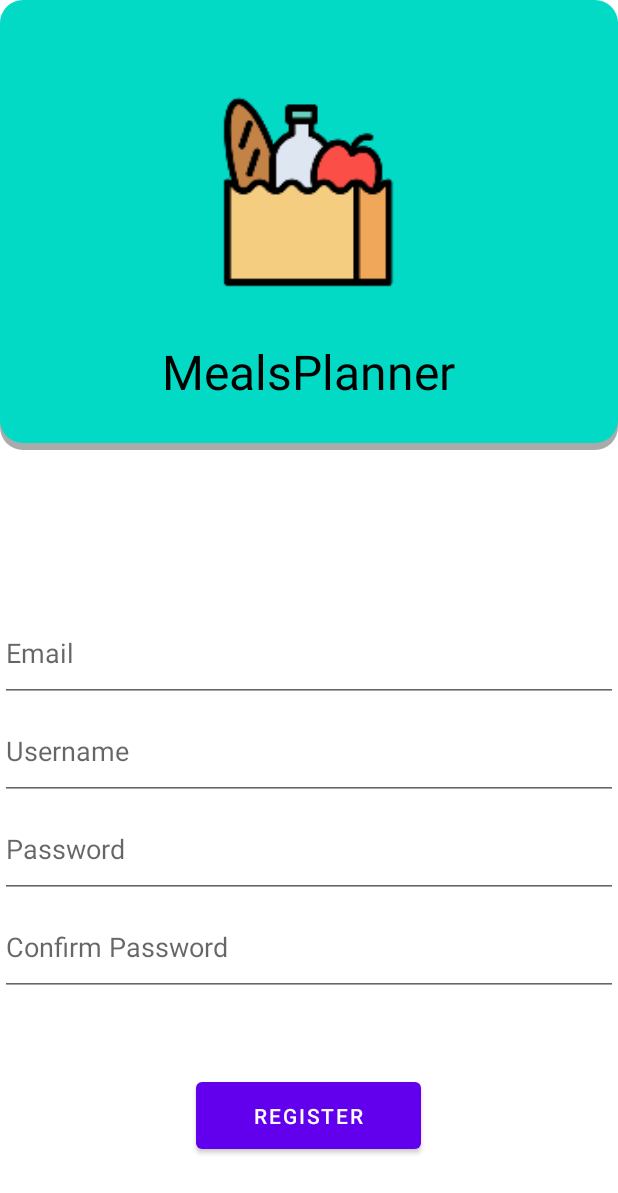
After one commit to miquel-vv/grocery_app, an Android app: the RegisterFragment screen opened through its navigation route, on a phone screen of 412 x 824 dp. The commit adds this screen. Shown: the top 1193 px of the screen. Run offline under Robolectric (Android 15) with nearby library versions, the phone set to English and light mode, and no system bars; Roboto replaces fonts that are not available here.

Commit message:
Add register screen to app.

```diff
--- a/app/src/main/java/com/example/mealplanner/ui/landing/LandingFragment.kt
+++ b/app/src/main/java/com/example/mealplanner/ui/landing/LandingFragment.kt
@@ -21,6 +21,10 @@ class LandingFragment : Fragment() {
         binding.loginButton.setOnClickListener {view: View ->
             view.findNavController().navigate(R.id.action_landingFragment_to_loginFragment)
         }
+
+        binding.registerButton.setOnClickListener {view: View ->
+            view.findNavController().navigate(R.id.action_landingFragment_to_registerFragment)
+        }
         return binding.root;
     }
 }
--- /dev/null
+++ b/app/src/main/java/com/example/mealplanner/ui/landing/RegisterFragment.kt
@@ -0,0 +1,22 @@
+package com.example.mealplanner.ui.landing
+
+import android.os.Bundle
+import androidx.fragment.app.Fragment
+import android.view.LayoutInflater
+import android.view.View
+import android.view.ViewGroup
+import com.example.mealplanner.R
+import com.example.mealplanner.databinding.FragmentRegisterBinding
+
+class RegisterFragment : Fragment() {
+
+    override fun onCreateView(
+        inflater: LayoutInflater, container: ViewGroup?,
+        savedInstanceState: Bundle?
+    ): View? {
+        val binding : FragmentRegisterBinding = FragmentRegisterBinding.inflate(inflater, container, false)
+
+        return binding.root
+    }
+
+}
--- a/app/src/main/res/layout/fragment_landing.xml
+++ b/app/src/main/res/layout/fragment_landing.xml
@@ -42,7 +42,7 @@
                 android:text="@string/login" />
 
             <Button
-                android:id="@+id/button2"
+                android:id="@+id/register_button"
                 android:layout_width="150dp"
                 android:layout_height="wrap_content"
                 android:text="@string/register" />
--- /dev/null
+++ b/app/src/main/res/layout/fragment_register.xml
@@ -0,0 +1,105 @@
+<?xml version="1.0" encoding="utf-8"?>
+<FrameLayout xmlns:android="http://schemas.android.com/apk/res/android"
+    xmlns:tools="http://schemas.android.com/tools"
+    android:layout_width="match_parent"
+    android:layout_height="match_parent"
+    tools:context=".ui.landing.RegisterFragment">
+
+    <LinearLayout
+        android:layout_width="match_parent"
+        android:layout_height="match_parent"
+        android:gravity="center_horizontal"
+        android:orientation="vertical">
+
+        <LinearLayout
+            android:layout_width="match_parent"
+            android:layout_height="300dp"
+            android:background="@drawable/sliding_background"
+            android:gravity="center_horizontal|center_vertical"
+            android:orientation="vertical">
+
+            <ImageView
+                android:id="@+id/imageView2"
+                android:layout_width="194dp"
+                android:layout_height="195dp"
+                android:contentDescription="TODO"
+                android:src="@mipmap/food_icon_foreground" />
+
+            <TextView
+                android:id="@+id/textView"
+                style="@style/title"
+                android:layout_width="wrap_content"
+                android:layout_height="wrap_content"
+                android:text="@string/app_name" />
+        </LinearLayout>
+
+        <View
+            android:layout_width="0dp"
+            android:layout_height="0dp"
+            android:layout_weight="12"
+            android:visibility="invisible" />
+
+        <EditText
+            android:id="@+id/email"
+            android:layout_width="match_parent"
+            android:layout_height="wrap_content"
+            android:autofillHints="@string/prompt_email"
+            android:hint="@string/prompt_email"
+            android:inputType="textEmailAddress"
+            android:minHeight="48dp"
+            android:layout_weight="2"
+            android:selectAllOnFocus="true" />
+
+        <EditText
+            android:id="@+id/username"
+            android:layout_width="match_parent"
+            android:layout_height="wrap_content"
+            android:autofillHints="@string/prompt_username"
+            android:hint="@string/prompt_username"
+            android:inputType="text"
+            android:minHeight="48dp"
+            android:layout_weight="2"
+            android:selectAllOnFocus="true" />
+
+        <EditText
+            android:id="@+id/password"
+            android:layout_width="match_parent"
+            android:layout_height="wrap_content"
+            android:autofillHints="@string/prompt_password"
+            android:hint="@string/prompt_password"
+            android:imeActionLabel="@string/action_sign_in_short"
+            android:imeOptions="actionDone"
+            android:inputType="textPassword"
+            android:minHeight="48dp"
+            android:layout_weight="2"
+            android:selectAllOnFocus="true" />
+
+        <EditText
+            android:id="@+id/confirm_password"
+            android:layout_width="match_parent"
+            android:layout_height="wrap_content"
+            android:autofillHints="@string/prompt_confirm_password"
+            android:hint="@string/prompt_confirm_password"
+            android:imeActionLabel="@string/action_sign_in_short"
+            android:imeOptions="actionDone"
+            android:inputType="textPassword"
+            android:minHeight="48dp"
+            android:layout_weight="2"
+            android:selectAllOnFocus="true" />
+
+        <Button
+            android:id="@+id/register"
+            android:layout_width="150dp"
+            android:layout_height="wrap_content"
+            android:layout_marginTop="51dp"
+            android:layout_weight="1"
+            android:text="@string/register" />
+
+        <View
+            android:layout_width="0dp"
+            android:layout_height="0dp"
+            android:layout_weight="6"
+            android:visibility="invisible" />
+    </LinearLayout>
+
+</FrameLayout>
--- a/app/src/main/res/navigation/navigation_login.xml
+++ b/app/src/main/res/navigation/navigation_login.xml
@@ -13,10 +13,18 @@
         <action
             android:id="@+id/action_landingFragment_to_loginFragment"
             app:destination="@id/loginFragment" />
+        <action
+            android:id="@+id/action_landingFragment_to_registerFragment"
+            app:destination="@id/registerFragment" />
     </fragment>
     <fragment
         android:id="@+id/loginFragment"
         android:name="com.example.mealplanner.ui.landing.LoginFragment"
         android:label="fragment_login"
         tools:layout="@layout/fragment_login" />
+    <fragment
+        android:id="@+id/registerFragment"
+        android:name="com.example.mealplanner.ui.landing.RegisterFragment"
+        android:label="fragment_register"
+        tools:layout="@layout/fragment_register" />
 </navigation>
--- a/app/src/main/res/values/strings.xml
+++ b/app/src/main/res/values/strings.xml
@@ -3,7 +3,9 @@
     <string name="login">Login</string>
     <string name="register">Register</string>
     <string name="prompt_email">Email</string>
+    <string name="prompt_username">Username</string>
     <string name="prompt_password">Password</string>
+    <string name="prompt_confirm_password">Confirm Password</string>
     <string name="action_sign_in">Sign in or register</string>
     <string name="action_sign_in_short">Sign in</string>
     <string name="action_create_grocery_list">Create</string>
@@ -17,6 +19,4 @@
     <string name="end_date">End Date</string>
     <string name="date_hint">yyyy-mm-dd hh:mm</string>
     <string name="title_activity_login">LoginActivity</string>
-    <!-- TODO: Remove or change this placeholder text -->
-    <string name="hello_blank_fragment">Hello blank fragment</string>
 </resources>
```
